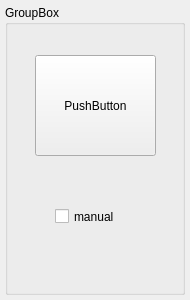
Old version of the form motionsensor.ui in the repository PlayWithIt/TFStubViz.
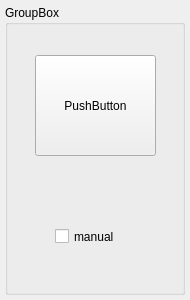
New version of the form.

Patch:
```diff
--- a/motionsensor.ui
+++ b/motionsensor.ui
@@ -41,7 +41,7 @@
     <property name="geometry">
      <rect>
       <x>50</x>
-      <y>200</y>
+      <y>220</y>
       <width>91</width>
       <height>23</height>
      </rect>
```
Left out of the diff: 28 changed lines with no effect on the pictures.
